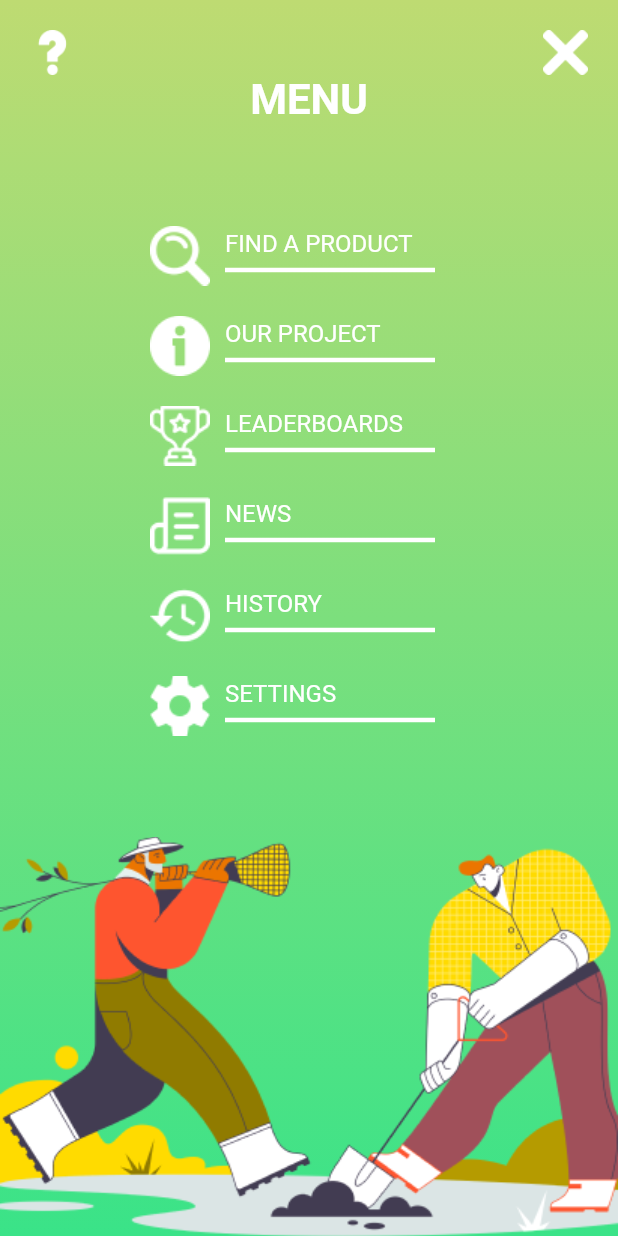
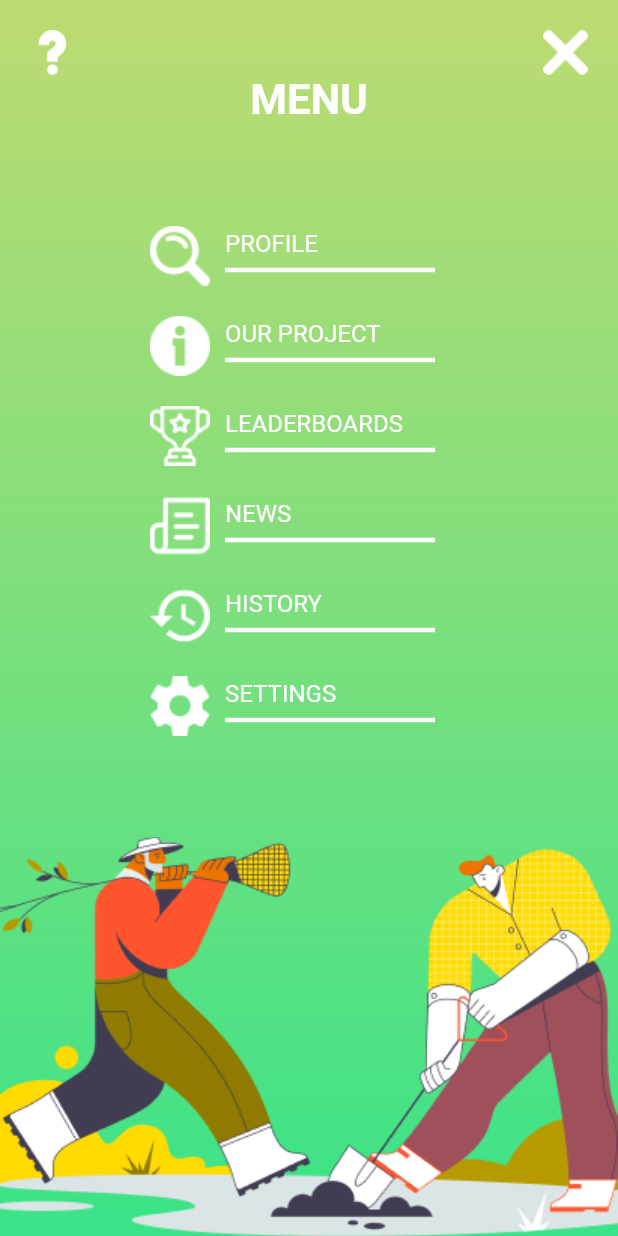
Before and after one commit to IllogicalTree/Sustain, a Flutter app: the Menu screen opened by its route, on a phone screen of 412 x 824 dp. Run offline on Flutter 3.47's test engine with Material 2 defaults, Android fonts, the phone set to English and light mode, and no system bars; missing offline and left inert: flutter_barcode_scanner.

Commit message:
adds profile to menu

```diff
--- a/lib/menu.dart
+++ b/lib/menu.dart
@@ -44,7 +44,8 @@ class Menu extends StatelessWidget {
               child: Column(
                 mainAxisAlignment: MainAxisAlignment.spaceEvenly,
                 children: [
-                  menuItem('find a product', 'search-icon', context, 'search'),
+                  menuItem('profile', 'search-icon', context, 'profile'),
+                  //menuItem('find a product', 'search-icon', context, 'search'),
                   menuItem('our project', 'about-icon', context, 'about'),
                   menuItem(
                       'leaderboards', 'trophy-icon', context, 'leaderboard'),
```
